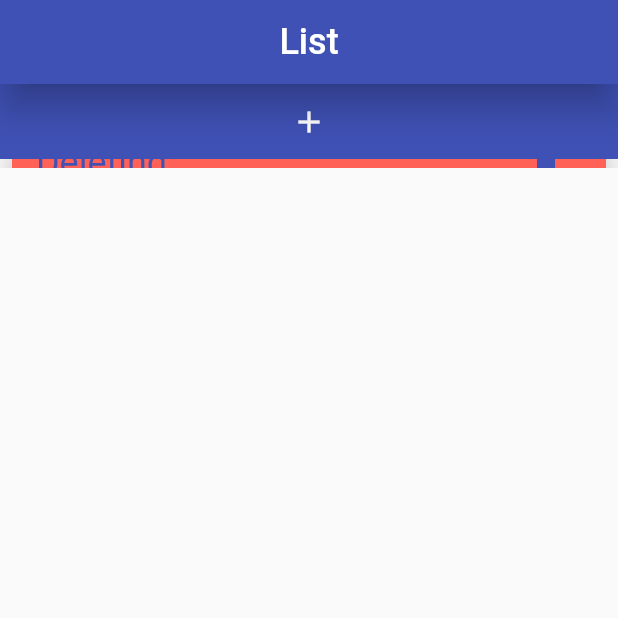
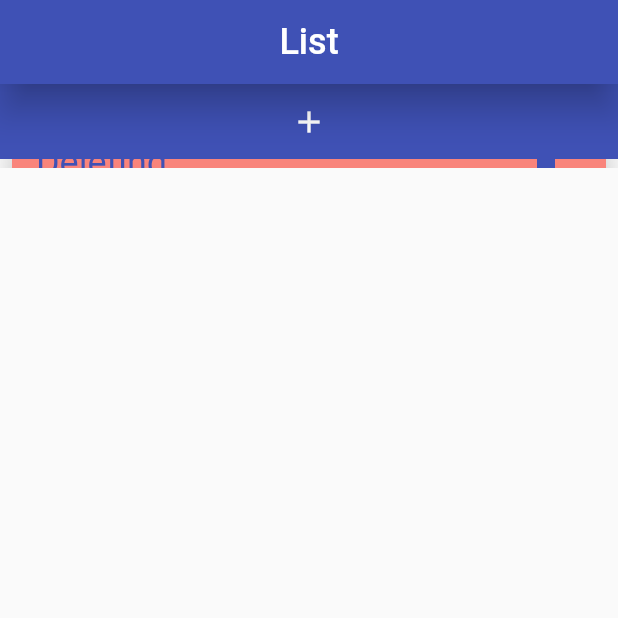
Before and after one commit to khaledalrefay/GDSC_Tasks, a Flutter app: the AnimatedListScreen screen opened directly, after a tap on the "add" icon, after a tap on the "delete" icon, on a phone screen of 412 x 824 dp, the top half of it. Run offline on Flutter 3.47's test engine with Material 2 defaults, Android fonts, the phone set to English and light mode, and no system bars.

Commit message:
second task

```diff
--- a/lib/animated_list_screen.dart
+++ b/lib/animated_list_screen.dart
@@ -83,7 +83,7 @@ class _AnimatedListScreenState extends State<AnimatedListScreen> {
       return SizeTransition(
         sizeFactor: animation,
         child: AnimatedListItem(
-          cardcolor: Color.fromARGB(255, 255, 97, 86),
+          cardcolor: const Color.fromARGB(255, 249, 132, 123),
           text: 'Deleting',
           onPressed: () {},
         ),
--- a/lib/login_screen.dart
+++ b/lib/login_screen.dart
@@ -199,7 +199,7 @@ class _LoginScreenState extends State<LoginScreen> {
 class WaveClipper extends CustomClipper<Path> {
   @override
   Path getClip(Size size) {
-    var path = new Path();
+    var path = Path();
     path.lineTo(0, size.height);
     var firststart = Offset(size.width / 5, size.height);
     var firstend = Offset(size.width / 2.25, size.height - 50);
--- a/lib/main.dart
+++ b/lib/main.dart
@@ -1,5 +1,7 @@
 import 'package:flutter/material.dart';
 import 'package:gdsc_tasks/register_screen.dart';
+
+import 'animated_list_screen.dart';
 
 void main() {
   runApp(const MyApp());
@@ -21,7 +23,7 @@ class _MyAppState extends State<MyApp> {
       theme: ThemeData(
         primarySwatch: Colors.indigo,
       ),
-      home: const RegisterScreen(),
+      home: const AnimatedListScreen(),
     );
   }
 }
--- a/lib/register_screen.dart
+++ b/lib/register_screen.dart
@@ -308,7 +308,7 @@ class _RegisterScreenState extends State<RegisterScreen> {
 class WaveClipper extends CustomClipper<Path> {
   @override
   Path getClip(Size size) {
-    var path = new Path();
+    var path = Path();
     path.lineTo(0, size.height);
     var firststart = Offset(size.width / 5, size.height);
     var firstend = Offset(size.width / 2.25, size.height - 50);
```
